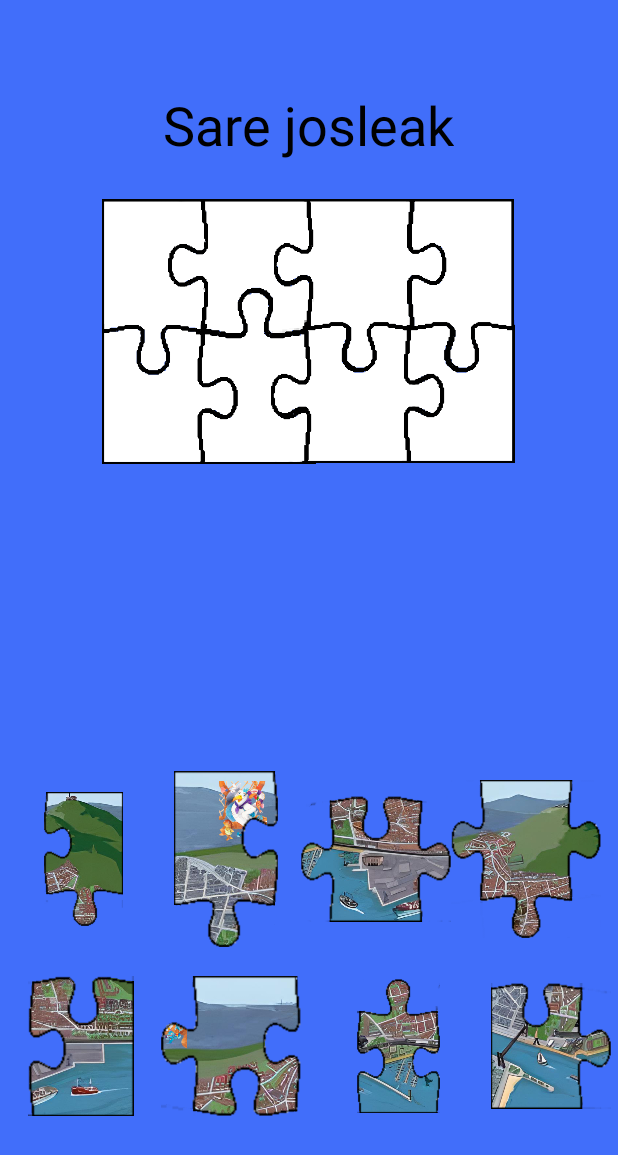
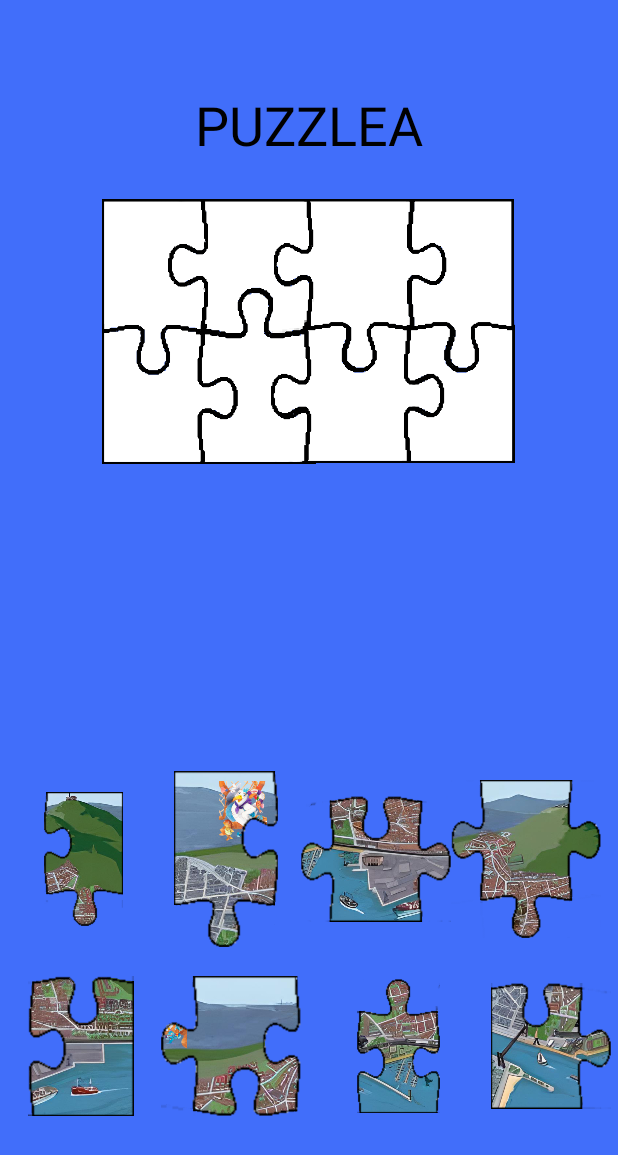
Before and after one commit to igonzalezDM2/didactic-app, an Android app: the Puzzle4x2Activity screen opened directly, with no data from a screen before it, on a phone screen of 412 x 824 dp. Shown: the top 1155 px of the screen. Run offline under Robolectric (Android 15) with nearby library versions, the phone set to English and light mode, and no system bars.

Commit message:
ADD titulo
Poner un titulo para la ultima actividad

```diff
--- a/app/src/main/res/layout/activity_puzzle4x2.xml
+++ b/app/src/main/res/layout/activity_puzzle4x2.xml
@@ -22,7 +22,7 @@
             <TextView
                 android:layout_width="wrap_content"
                 android:layout_height="wrap_content"
-                android:text="@string/titulo"
+                android:text="@string/amaiera"
                 android:textSize="36sp"
                 android:layout_marginBottom="25dp"
                 android:textColor="@android:color/black" />
--- a/app/src/main/res/values/strings.xml
+++ b/app/src/main/res/values/strings.xml
@@ -1,6 +1,7 @@
 <resources>
     <string name="app_name">didactic-app</string>
     <string name="titulo">Sare josleak</string>
+    <string name="amaiera">PUZZLEA</string>
     <!--Actividad menú -->
     <string name="descripcion_logo">Logotipo de la aplicacion</string>
     <string name="mapa">Mapa begiratu</string>
```
